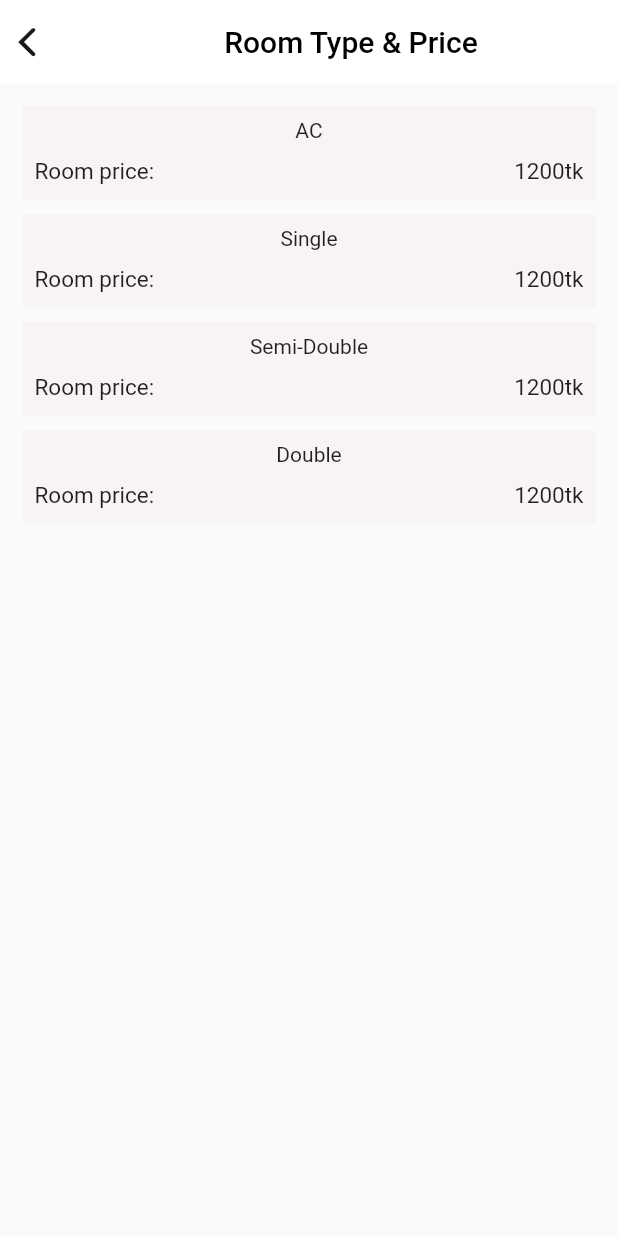
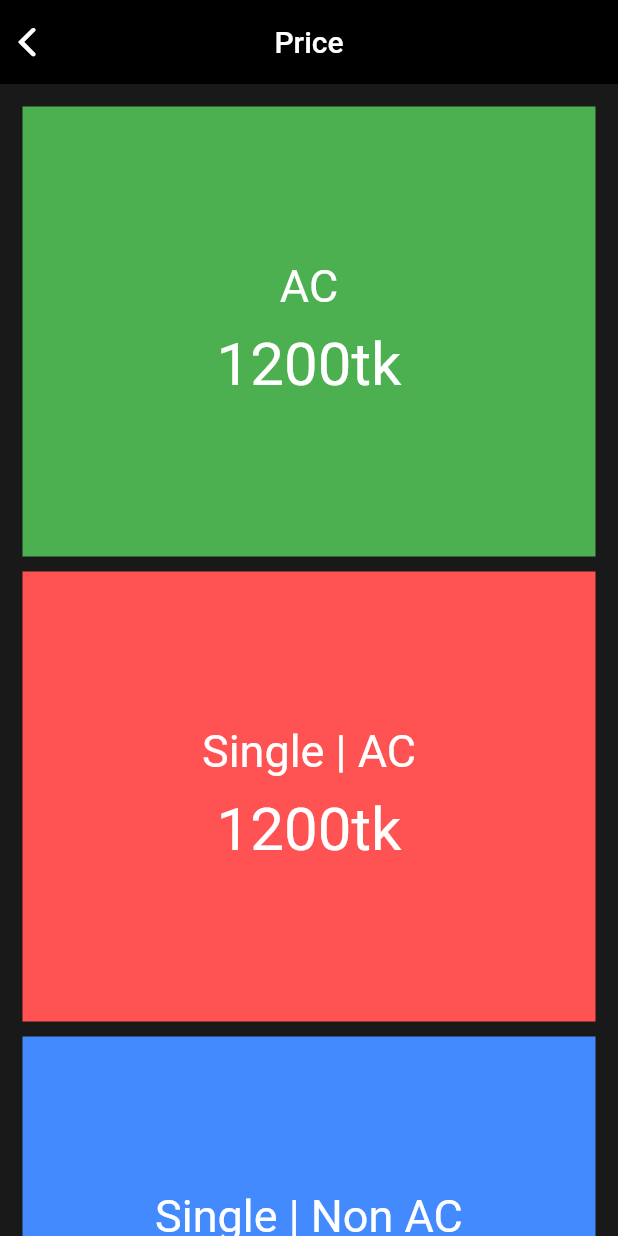
Before and after one commit to VertexAlien/STAYEGY_HOST, a Flutter app: the PricePage screen opened directly, on a phone screen of 412 x 824 dp. Run offline on Flutter 3.47's test engine with Material 2 defaults, Android fonts, the phone set to English and light mode, and no system bars; our stand-ins replace bloc, carousel_slider, cloud_firestore, equatable, firebase_auth, firebase_core and 6 more; accounts and stored records are empty.

Commit message:
price page update

```diff
--- a/lib/Screen/price_page.dart
+++ b/lib/Screen/price_page.dart
@@ -8,6 +8,7 @@ class PricePage extends StatelessWidget {
   @override
   Widget build(BuildContext context) {
     return Scaffold(
+      backgroundColor: Color(0xff191919),
       appBar: AppBar(
         elevation: 0.0,
         leading: IconButton(
@@ -18,127 +19,97 @@ class PricePage extends StatelessWidget {
           },
           icon: Icon(
             CupertinoIcons.back,
-            color: Color(0xff191919),
+            // color: Color(0xff191919),
+            color: Colors.white,
             size: 30,
           ),
         ),
-        backgroundColor: Colors.white,
-        title: Center(
-          child: Text(
-            'Room Type & Price',
+        backgroundColor: Colors.black,
+        centerTitle: true,
+        title: Text(
+          'Price',
           style: TextStyle(
-              color: Colors.black,
-            ),
+            color: Colors.white,
           ),
         ),
       ),
       body: SafeArea(
+        child: SingleChildScrollView(
           child: Padding(
             padding: const EdgeInsets.all(15.0),
             child: Column(
               children: [
                 Container(
-                color: Color(0xEFF8F4F2),
-                child: Padding(
-                  padding: const EdgeInsets.all(8.0),
+                  height: 300,
+                  width: double.maxFinite,
+                  color: Colors.green,
                   child: Column(
-                    mainAxisAlignment: MainAxisAlignment.start,
+                    mainAxisAlignment: MainAxisAlignment.center,
                     children: [
-                      Text('AC'),
-                      Row(
-                        mainAxisAlignment: MainAxisAlignment.spaceBetween,
-                        children: [
-                          Text('Room price:',
-                              style:
-                                  GoogleFonts.roboto(fontSize: 15, height: 2)),
+                      Text(
+                        'AC',
+                        style: TextStyle(fontSize: 30, color: Colors.white),
+                      ),
                       Text('1200tk',
-                              style:
-                                  GoogleFonts.roboto(fontSize: 15, height: 2)),
+                          style: GoogleFonts.roboto(
+                            fontSize: 40,
+                            height: 1.5,
+                            color: Colors.white,
+                          )),
                     ],
-                      ),
-                    ],
-                  ),
                   ),
                 ),
                 SizedBox(
                   height: 10,
                 ),
                 Container(
-                color: Color(0xEFF8F4F2),
-                child: Padding(
-                  padding: const EdgeInsets.all(8.0),
+                  height: 300,
+                  width: double.maxFinite,
+                  color: Colors.redAccent,
                   child: Column(
+                    mainAxisAlignment: MainAxisAlignment.center,
                     children: [
                       Text(
-                        'Single',
-                        textAlign: TextAlign.left,
+                        'Single | AC',
+                        style: TextStyle(fontSize: 30, color: Colors.white),
                       ),
-                      Row(
-                        mainAxisAlignment: MainAxisAlignment.spaceBetween,
-                        children: [
-                          Text('Room price:',
-                              style:
-                                  GoogleFonts.roboto(fontSize: 15, height: 2)),
                       Text('1200tk',
-                              style:
-                                  GoogleFonts.roboto(fontSize: 15, height: 2)),
+                          style: GoogleFonts.roboto(
+                            fontSize: 40,
+                            height: 1.5,
+                            color: Colors.white,
+                          )),
                     ],
-                      ),
-                    ],
-                  ),
                   ),
                 ),
                 SizedBox(
                   height: 10,
                 ),
                 Container(
-                color: Color(0xEFF8F4F2),
-                child: Padding(
-                  padding: const EdgeInsets.all(8.0),
+                  height: 300,
+                  width: double.maxFinite,
+                  color: Colors.blueAccent,
                   child: Column(
+                    mainAxisAlignment: MainAxisAlignment.center,
                     children: [
-                      Text('Semi-Double'),
-                      Row(
-                        mainAxisAlignment: MainAxisAlignment.spaceBetween,
-                        children: [
-                          Text('Room price:',
-                              style:
-                                  GoogleFonts.roboto(fontSize: 15, height: 2)),
-                          Text('1200tk',
-                              style:
-                                  GoogleFonts.roboto(fontSize: 15, height: 2)),
+                      Text(
+                        'Single | Non AC',
+                        style: TextStyle(fontSize: 30, color: Colors.white),
+                      ),
+                      Text('800tk',
+                          style: GoogleFonts.roboto(
+                            fontSize: 40,
+                            height: 1.5,
+                            color: Colors.white,
+                          )),
                     ],
-                      ),
-                    ],
-                  ),
                   ),
                 ),
                 SizedBox(
                   height: 10,
                 ),
-              Container(
-                color: Color(0xEFF8F4F2),
-                child: Padding(
-                  padding: const EdgeInsets.all(8.0),
-                  child: Column(
-                    children: [
-                      Text('Double'),
-                      Row(
-                        mainAxisAlignment: MainAxisAlignment.spaceBetween,
-                        children: [
-                          Text('Room price:',
-                              style:
-                                  GoogleFonts.roboto(fontSize: 15, height: 2)),
-                          Text('1200tk',
-                              style:
-                                  GoogleFonts.roboto(fontSize: 15, height: 2)),
               ],
             ),
-                    ],
-                  ),
-                ),
-              ),
-            ],
           ),
         ),
       ),
```
Lines whose indentation alone changed are shown as unchanged.
